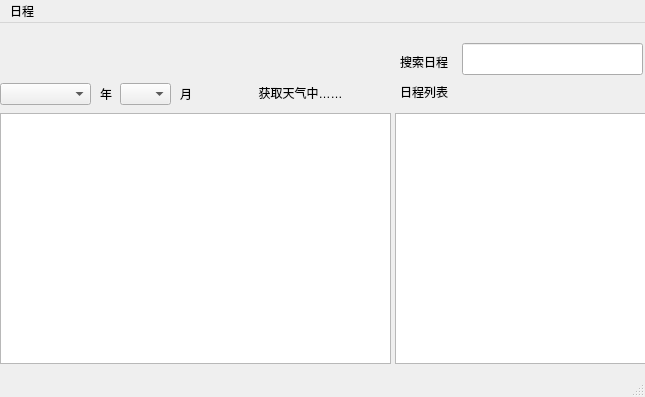
Old version of the form main_window/main_window.ui in the repository WolalaQAQ/MyCalender.
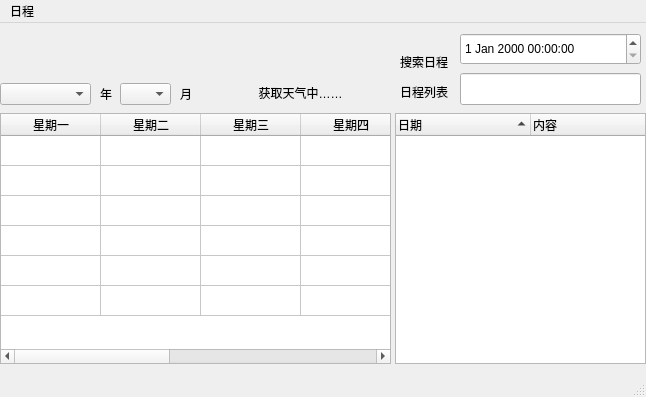
New version of the form.

Diff of the .ui file:
```diff
--- a/main_window/main_window.ui
+++ b/main_window/main_window.ui
@@ -6,7 +6,7 @@
    <rect>
     <x>0</x>
     <y>0</y>
-    <width>645</width>
+    <width>646</width>
     <height>397</height>
    </rect>
   </property>
@@ -49,6 +49,83 @@
     <property name="editTriggers">
      <set>QAbstractItemView::NoEditTriggers</set>
     </property>
+    <property name="selectionMode">
+     <enum>QAbstractItemView::SingleSelection</enum>
+    </property>
+    <attribute name="horizontalHeaderStretchLastSection">
+     <bool>false</bool>
+    </attribute>
+    <attribute name="verticalHeaderVisible">
+     <bool>false</bool>
+    </attribute>
+    <attribute name="verticalHeaderStretchLastSection">
+     <bool>false</bool>
+    </attribute>
+    <row>
+     <property name="text">
+      <string>行1</string>
+     </property>
+    </row>
+    <row>
+     <property name="text">
+      <string>行2</string>
+     </property>
+    </row>
+    <row>
+     <property name="text">
+      <string>行3</string>
+     </property>
+    </row>
+    <row>
+     <property name="text">
+      <string>行4</string>
+     </property>
+    </row>
+    <row>
+     <property name="text">
+      <string>行5</string>
+     </property>
+    </row>
+    <row>
+     <property name="text">
+      <string>行6</string>
+     </property>
+    </row>
+    <column>
+     <property name="text">
+      <string>星期一</string>
+     </property>
+    </column>
+    <column>
+     <property name="text">
+      <string>星期二</string>
+     </property>
+    </column>
+    <column>
+     <property name="text">
+      <string>星期三</string>
+     </property>
+    </column>
+    <column>
+     <property name="text">
+      <string>星期四</string>
+     </property>
+    </column>
+    <column>
+     <property name="text">
+      <string>星期五</string>
+     </property>
+    </column>
+    <column>
+     <property name="text">
+      <string>星期六</string>
+     </property>
+    </column>
+    <column>
+     <property name="text">
+      <string>星期日</string>
+     </property>
+    </column>
    </widget>
    <widget class="QLabel" name="currentTime">
     <property name="geometry">
@@ -103,7 +180,7 @@
      </rect>
     </property>
    </widget>
-   <widget class="QListWidget" name="reminderList">
+   <widget class="QTreeWidget" name="reminderTree">
     <property name="geometry">
      <rect>
       <x>395</x>
@@ -112,6 +189,31 @@
       <height>251</height>
      </rect>
     </property>
+    <property name="selectionMode">
+     <enum>QAbstractItemView::ExtendedSelection</enum>
+    </property>
+    <property name="sortingEnabled">
+     <bool>true</bool>
+    </property>
+    <attribute name="headerDefaultSectionSize">
+     <number>135</number>
+    </attribute>
+    <attribute name="headerShowSortIndicator" stdset="0">
+     <bool>true</bool>
+    </attribute>
+    <attribute name="headerStretchLastSection">
+     <bool>true</bool>
+    </attribute>
+    <column>
+     <property name="text">
+      <string>日期</string>
+     </property>
+    </column>
+    <column>
+     <property name="text">
+      <string>内容</string>
+     </property>
+    </column>
    </widget>
    <widget class="QLabel" name="reminderListLabel">
     <property name="geometry">
@@ -129,8 +231,8 @@
    <widget class="QLineEdit" name="searchLineEdit">
     <property name="geometry">
      <rect>
-      <x>462</x>
-      <y>20</y>
+      <x>460</x>
+      <y>50</y>
       <width>181</width>
       <height>32</height>
      </rect>
@@ -196,13 +298,23 @@
      <set>Qt::AlignCenter</set>
     </property>
    </widget>
+   <widget class="QDateTimeEdit" name="searchDateTimeEdit">
+    <property name="geometry">
+     <rect>
+      <x>460</x>
+      <y>10</y>
+      <width>181</width>
+      <height>32</height>
+     </rect>
+    </property>
+   </widget>
   </widget>
   <widget class="QMenuBar" name="menubar">
    <property name="geometry">
     <rect>
      <x>0</x>
      <y>0</y>
-     <width>645</width>
+     <width>646</width>
      <height>32</height>
     </rect>
    </property>
```
